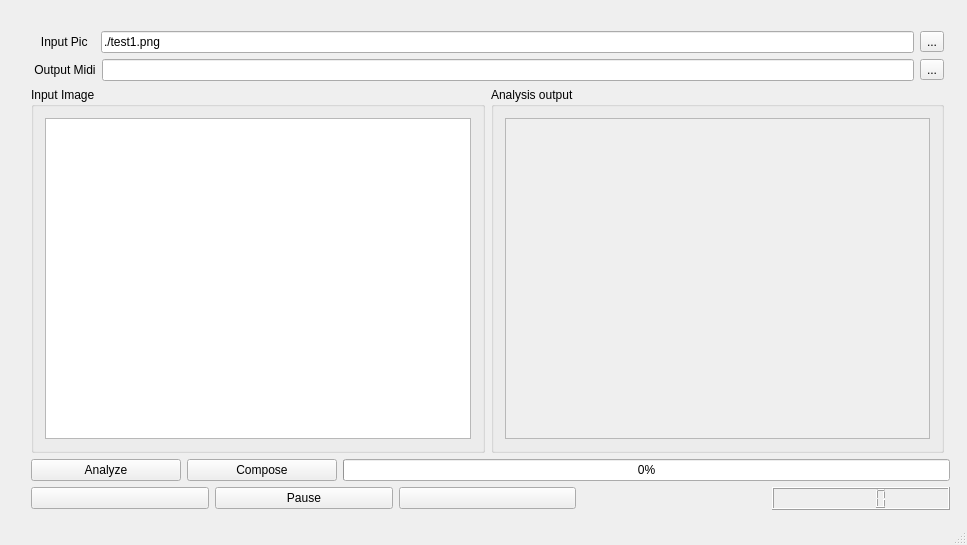
First picture: the form in GUI/GUIQt/guimupic.ui, repository ImageBasedComposing/muphic, before the edit.
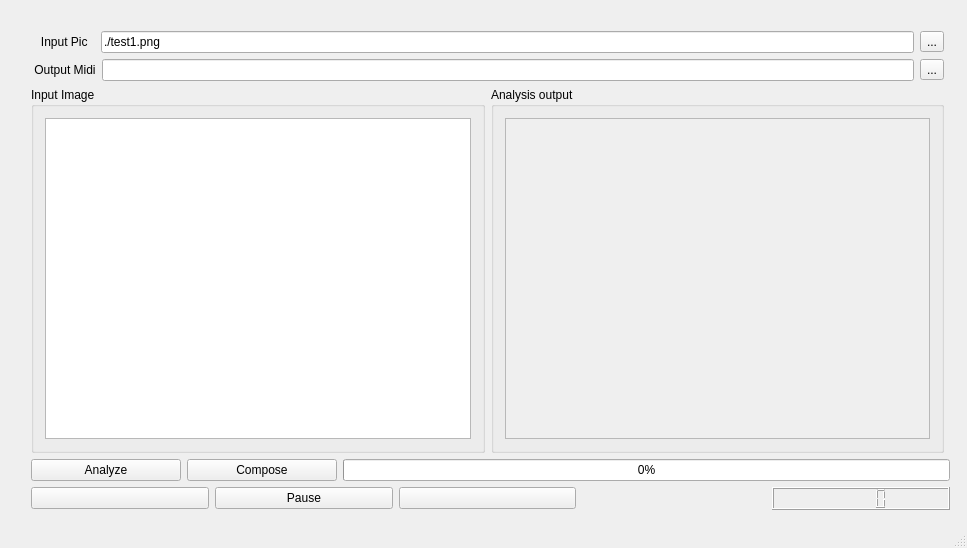
Second picture: the form after the edit. Icons and pictures are not drawn. Custom widgets are drawn as their Qt base class.

Commit message: + Cambiada la interfaz again

```diff
--- a/GUI/GUIQt/guimupic.ui
+++ b/GUI/GUIQt/guimupic.ui
@@ -7,7 +7,7 @@
     <x>0</x>
     <y>0</y>
     <width>967</width>
-    <height>545</height>
+    <height>548</height>
    </rect>
   </property>
   <property name="windowTitle">
```
Left out of the diff: 6 changed lines with no effect on the pictures. The commit also changes 6 other files.
